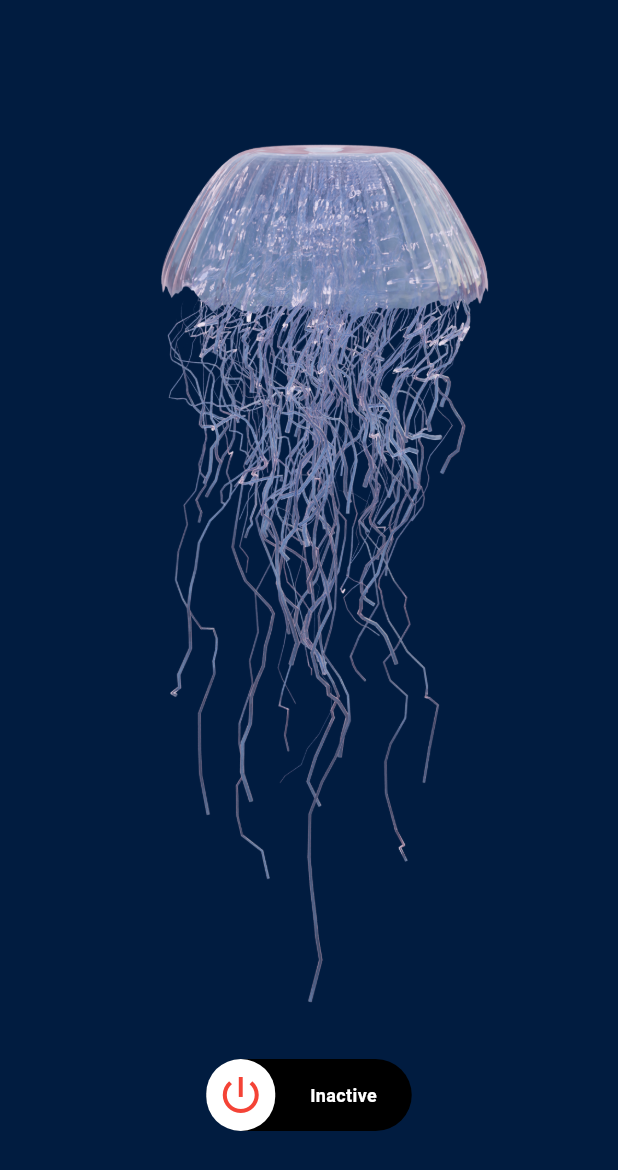
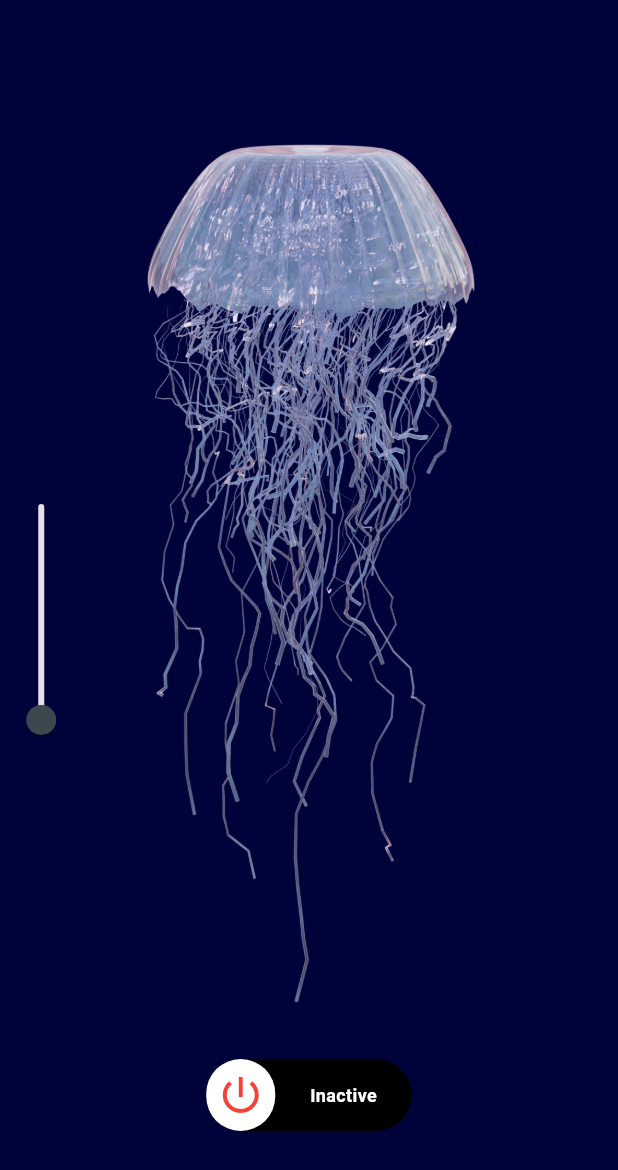
Before and after one commit to Gee-gee4/bulb_app, a Flutter app: the screen it shows after launch, on a phone screen of 412 x 824 dp. Shown: the top 1170 px of the screen. Run offline on Flutter 3.47's test engine with Material 3 defaults, Android fonts, the phone set to English and light mode, and no system bars; drawn by our look-alikes of animated_toggle_switch.

Commit message:
added a slider

```diff
--- a/lib/pages/home_screen.dart
+++ b/lib/pages/home_screen.dart
@@ -1,4 +1,6 @@
+import 'package:bulb_app/widgets/color_hex.dart';
 import 'package:bulb_app/widgets/my_button.dart';
+import 'package:bulb_app/widgets/my_slider.dart';
 import 'package:flutter/material.dart';
 
 class HomeScreen extends StatefulWidget {
@@ -13,21 +15,33 @@ class _HomeScreenState extends State<HomeScreen> {
   @override
   Widget build(BuildContext context) {
     return Scaffold(
-      backgroundColor: Color(0xFF011C40),
-      body: Center(
+      backgroundColor: hexToColor('00033a'),
+      body: Stack(
+        children: [
+          Center(
             child: Column(
               crossAxisAlignment: CrossAxisAlignment.center,
-          // mainAxisAlignment: MainAxisAlignment.center,
+              children: [
+                Row(
                   children: [
                     Image.asset(
                       'assets/jelly/1 pinker.png',
                       fit: BoxFit.fitHeight,
                       height: 700,
                     ),
+                  ],
+                ),
                 MyButton(),
               ],
             ),
           ),
+          Positioned(
+            left: 20,
+            top: MediaQuery.of(context).size.height / 2 - 100,
+            child: SizedBox(height: 200, width: 15, child: MySlider()),
+          ),
+        ],
+      ),
     );
   }
 }
--- /dev/null
+++ b/lib/widgets/color_hex.dart
@@ -0,0 +1,5 @@
+import 'dart:ui';
+
+Color hexToColor(String hex) {
+  return Color(int.parse('0xFF$hex'));
+}
--- /dev/null
+++ b/lib/widgets/my_slider.dart
@@ -0,0 +1,37 @@
+import 'package:bulb_app/widgets/color_hex.dart';
+import 'package:flutter/material.dart';
+
+class MySlider extends StatefulWidget {
+  const MySlider({super.key});
+
+  @override
+  State<MySlider> createState() => _MySliderState();
+}
+
+class _MySliderState extends State<MySlider> {
+  double currentValue = 0;
+  @override
+  Widget build(BuildContext context) {
+    return Column(
+      children: [
+        RotatedBox(
+          quarterTurns: -1,
+          child: Slider(
+            value: currentValue,
+            min: 0,
+            max: 10,
+            //divisions: 4,
+            //label: currentValue.toString(),
+            activeColor: hexToColor('3D474E'),
+            onChanged: (value) {
+              setState(() {
+                currentValue = value;
+              });
+            },
+          ),
+        ),
+        //Text(currentValue.toString(), style: TextStyle(fontSize: 7,color: Colors.white)),
+      ],
+    );
+  }
+}
```
Lines whose indentation alone changed are shown as unchanged.
